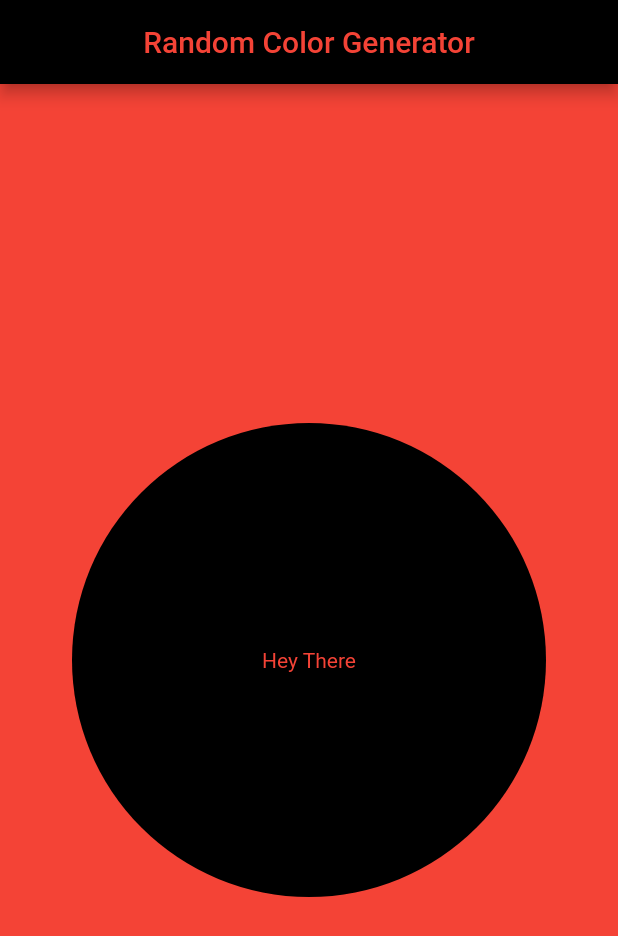
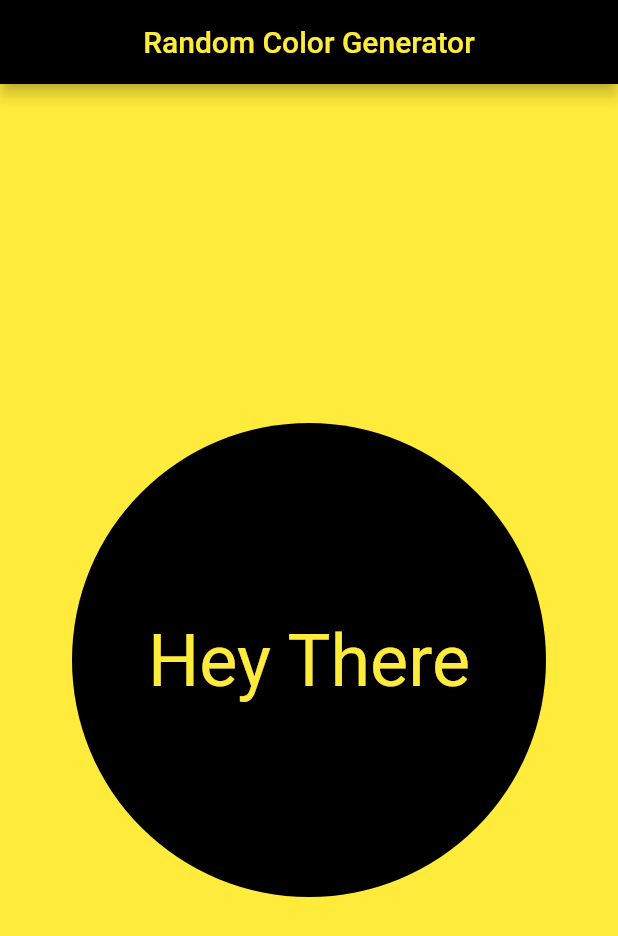
Before and after one commit to aslahmogral/random_color_generator, a Flutter app: the screen it shows after launch, on a phone screen of 412 x 824 dp. Shown: the top 936 px of the screen. Run offline on Flutter 3.47's test engine with Material 2 defaults, Android fonts, the phone set to English and light mode, and no system bars.

Commit message:
included dimens folder

```diff
--- a/lib/home_screen.dart
+++ b/lib/home_screen.dart
@@ -1,4 +1,5 @@
 import 'package:flutter/material.dart';
+import 'package:random_color_generator/utils/Dimens.dart';
 import 'package:random_color_generator/utils/random_color_generator.dart';
 
 class HomeScreen extends StatefulWidget {
@@ -9,7 +10,7 @@ class HomeScreen extends StatefulWidget {
 }
 
 class _HomeScreenState extends State<HomeScreen> {
-  final ValueNotifier<int> _generateColorNotifier = ValueNotifier(0);
+  final ValueNotifier<int> _generateColorNotifier = ValueNotifier(12);
 
   @override
   Widget build(BuildContext context) {
@@ -31,19 +32,19 @@ class _HomeScreenState extends State<HomeScreen> {
           return InkWell(
             onTap: () {
               assignColorMethod();
-
             },
             child: Container(
               color: Colors.primaries[generatedColor],
               child: Padding(
-                padding: const EdgeInsets.symmetric(horizontal: 48),
+                padding: const EdgeInsets.symmetric(horizontal: Dimens.paddingLg),
                 child: Container(
                   decoration: const BoxDecoration(
                       color: Colors.black, shape: BoxShape.circle),
                   child: Center(
                     child: Text('Hey There',
-                        style:
-                            TextStyle(color: Colors.primaries[generatedColor])),
+                        style: TextStyle(
+                            fontSize: Dimens.fontLg,
+                            color: Colors.primaries[generatedColor])),
                   ),
                 ),
               ),
--- /dev/null
+++ b/lib/utils/dimens.dart
@@ -0,0 +1,10 @@
+class Dimens {
+  //padding
+  static const padding = 16.0;
+  static const paddingLg = 48.0;
+
+  //font size
+  static const fontLg = 48.0;
+
+
+}
```
